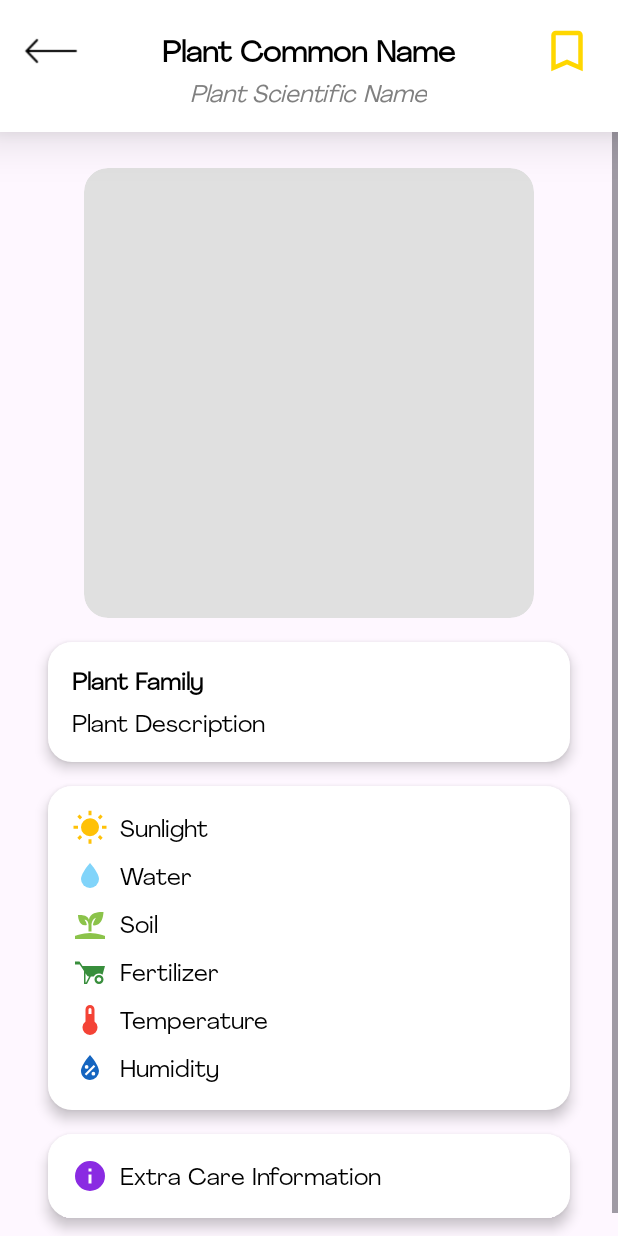
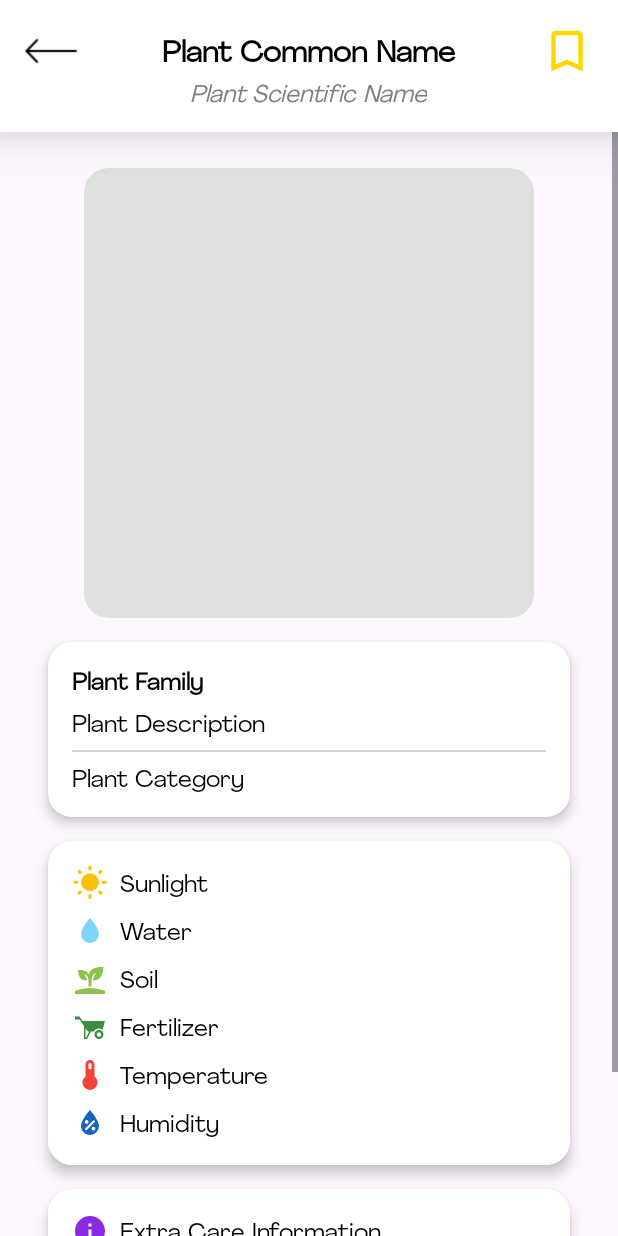
Before and after one commit to HenryTheNewbie/plantpal-application, an Android app: the layout plant_detail_page.xml on its own in the app's theme, with its tools: preview values and no code run, on a phone screen of 412 x 824 dp. Run offline under Robolectric (Android 15) with nearby library versions, the light colour scheme and no system bars.

Commit message:
Commit #18 - Added plant category and herbal properties to the plant detail page. - Modified the sunlight information to provide a more detailed description of the plant's ideal placement.

```diff
--- a/app/src/main/java/com/example/plantpal/Plant.java
+++ b/app/src/main/java/com/example/plantpal/Plant.java
@@ -13,13 +13,15 @@ public class Plant {
     private String temperature;
     private String humidity;
     private String extraCareInfo;
+    private String category;
+    private String herbalProperties;
 
     public Plant() {
     }
 
     public Plant(String commonName, String scientificName, String family, String description, String imageURL,
                  String sunlight, String water, String soil, String fertilizer, String temperature, String humidity,
-                 String extraCareInfo) {
+                 String extraCareInfo, String category, String herbalProperties) {
         this.commonName = commonName;
         this.scientificName = scientificName;
         this.family = family;
@@ -32,6 +34,8 @@ public class Plant {
         this.temperature = temperature;
         this.humidity = humidity;
         this.extraCareInfo = extraCareInfo;
+        this.category = category;
+        this.herbalProperties = herbalProperties;
     }
 
     public String getCommonName() {
@@ -129,4 +133,20 @@ public class Plant {
     public void setExtraCareInfo(String extraCareInfo) {
         this.extraCareInfo = extraCareInfo;
     }
+
+    public String getCategory() {
+        return category;
+    }
+
+    public void setCategory(String category) {
+        this.category = category;
+    }
+
+    public String getHerbalProperties() {
+        return herbalProperties;
+    }
+
+    public void setHerbalProperties(String herbalProperties) {
+        this.herbalProperties = herbalProperties;
+    }
 }
--- a/app/src/main/java/com/example/plantpal/PlantAdapter.java
+++ b/app/src/main/java/com/example/plantpal/PlantAdapter.java
@@ -54,6 +54,8 @@ public class PlantAdapter extends RecyclerView.Adapter<PlantAdapter.PlantViewHol
             intent.putExtra("temperature", plant.getTemperature());
             intent.putExtra("humidity", plant.getHumidity());
             intent.putExtra("extraCareInfo", plant.getExtraCareInfo());
+            intent.putExtra("category", plant.getCategory());
+            intent.putExtra("herbalProperties", plant.getHerbalProperties());
             context.startActivity(intent);
         });
     }
--- a/app/src/main/java/com/example/plantpal/PlantArchiveActivity.java
+++ b/app/src/main/java/com/example/plantpal/PlantArchiveActivity.java
@@ -165,8 +165,10 @@ public class PlantArchiveActivity extends AppCompatActivity {
                     String temperature = plantSnapshot.child("temperature").getValue().toString();
                     String humidity = plantSnapshot.child("humidity").getValue().toString();
                     String extraCareInfo = plantSnapshot.child("extraCareInfo").getValue().toString();
+                    String category = plantSnapshot.child("category").getValue().toString();
+                    String herbalProperties = plantSnapshot.child("herbalProperties").getValue().toString();
 
-                    Plant plant = new Plant(commonName, scientificName, family, description, imageURL, sunlight, water, soil, fertilizer, temperature, humidity, extraCareInfo);
+                    Plant plant = new Plant(commonName, scientificName, family, description, imageURL, sunlight, water, soil, fertilizer, temperature, humidity, extraCareInfo, category, herbalProperties);
                     plantList.add(plant);
                 }
 
--- a/app/src/main/java/com/example/plantpal/PlantDetailActivity.java
+++ b/app/src/main/java/com/example/plantpal/PlantDetailActivity.java
@@ -5,7 +5,9 @@ import android.content.Intent;
 import android.content.SharedPreferences;
 import android.os.Bundle;
 import android.util.Log;
+import android.view.View;
 import android.widget.ImageView;
+import android.widget.RelativeLayout;
 import android.widget.TextView;
 import android.widget.Toast;
 
@@ -30,9 +32,11 @@ public class PlantDetailActivity extends AppCompatActivity {
     private ImageView bookmarkButton;
 
     private ImageView plantImage;
-    private TextView plantCommonName, plantScientificName, plantFamily, plantDescription;
+    private TextView plantCommonName, plantScientificName, plantFamily, plantDescription, plantCategory;
     private TextView plantSunlight, plantWater, plantSoil, plantFertilizer, plantTemperature, plantHumidity;
     private TextView plantExtraCareInfo;
+    private RelativeLayout plantHerbalPropertiesContent;
+    private TextView plantHerbalProperties;
 
     private FirebaseDatabase database;
     private DatabaseReference myGardenRef;
@@ -61,6 +65,10 @@ public class PlantDetailActivity extends AppCompatActivity {
         plantTemperature = findViewById(R.id.plant_temperature);
         plantHumidity = findViewById(R.id.plant_humidity);
         plantExtraCareInfo = findViewById(R.id.plant_extra_information);
+        plantCategory = findViewById(R.id.plant_category_text);
+        plantHerbalProperties = findViewById(R.id.plant_herbal_properties);
+
+        plantHerbalPropertiesContent = findViewById(R.id.plant_herbal_properties_content);
 
         backButton.setOnClickListener(v -> {
             finish();
@@ -85,6 +93,8 @@ public class PlantDetailActivity extends AppCompatActivity {
         String temperature = intent.getStringExtra("temperature");
         String humidity = intent.getStringExtra("humidity");
         String extraCareInfo = intent.getStringExtra("extraCareInfo");
+        String category = intent.getStringExtra("category");
+        String herbalProperties = intent.getStringExtra("herbalProperties");
 
         plantCommonName.setText(commonName);
         plantScientificName.setText(scientificName);
@@ -97,6 +107,14 @@ public class PlantDetailActivity extends AppCompatActivity {
         plantTemperature.setText(temperature);
         plantHumidity.setText(humidity);
         plantExtraCareInfo.setText(extraCareInfo);
+        plantCategory.setText(category);
+
+        if (herbalProperties == null || herbalProperties.trim().isEmpty()) {
+            plantHerbalPropertiesContent.setVisibility(View.GONE);
+        } else {
+            plantHerbalPropertiesContent.setVisibility(View.VISIBLE);
+            plantHerbalProperties.setText(herbalProperties);
+        }
 
         loadImageFromURL(imageURL);
 
--- /dev/null
+++ b/app/src/main/res/drawable/herbal_icon.xml
@@ -0,0 +1,10 @@
+<?xml version="1.0" encoding="utf-8"?>
+<vector xmlns:android="http://schemas.android.com/apk/res/android"
+    android:width="24dp"
+    android:height="24dp"
+    android:viewportWidth="24"
+    android:viewportHeight="24">
+    <path
+        android:fillColor="#004D00"
+        android:pathData="M17,8C8,10 5.9,16.17 3.82,21.34L5.71,22L6.66,19.7C7.14,19.87 7.64,20 8,20C19,20 22,3 22,3C21,5 14,5.25 9,6.25C4,7.25 2,11.5 2,13.5C2,15.5 3.75,17.25 3.75,17.25C7,8 17,8 17,8Z"/>
+</vector>
--- a/app/src/main/res/layout/plant_detail_page.xml
+++ b/app/src/main/res/layout/plant_detail_page.xml
@@ -107,7 +107,8 @@
                     android:textStyle="bold"
                     android:textSize="16sp"
                     android:textColor="#000000"
-                    android:fontFamily="@font/agrandir_regular"/>
+                    android:fontFamily="@font/agrandir_regular"
+                    android:lineSpacingExtra="4dp"/>
 
                 <!-- Plant Description -->
                 <TextView
@@ -119,7 +120,30 @@
                     android:textColor="#000000"
                     android:fontFamily="@font/agrandir_regular"
                     android:layout_below="@id/plant_family_text"
+                    android:layout_marginTop="8dp"
+                    android:lineSpacingExtra="4dp"/>
+
+                <!-- Pale Gray Line Separator -->
+                <View
+                    android:id="@+id/separator"
+                    android:layout_width="match_parent"
+                    android:layout_height="1dp"
+                    android:background="#D3D3D3"
+                    android:layout_below="@id/plant_description_text"
                     android:layout_marginTop="8dp"/>
+
+                <!-- Plant Category -->
+                <TextView
+                    android:id="@+id/plant_category_text"
+                    android:layout_width="wrap_content"
+                    android:layout_height="wrap_content"
+                    android:text="Plant Category"
+                    android:textSize="16sp"
+                    android:textColor="#000000"
+                    android:fontFamily="@font/agrandir_regular"
+                    android:layout_below="@id/separator"
+                    android:layout_marginTop="7dp"
+                    android:lineSpacingExtra="4dp"/>
             </RelativeLayout>
 
             <!-- Card For Plant Care Information -->
@@ -161,7 +185,8 @@
                             android:textSize="16sp"
                             android:textColor="#000000"
                             android:layout_marginStart="8dp"
-                            android:fontFamily="@font/agrandir_regular"/>
+                            android:fontFamily="@font/agrandir_regular"
+                            android:lineSpacingExtra="4dp"/>
                     </LinearLayout>
 
                     <!-- Water -->
@@ -186,7 +211,8 @@
                             android:textSize="16sp"
                             android:textColor="#000000"
                             android:layout_marginStart="8dp"
-                            android:fontFamily="@font/agrandir_regular"/>
+                            android:fontFamily="@font/agrandir_regular"
+                            android:lineSpacingExtra="4dp"/>
                     </LinearLayout>
 
                     <!-- Soil -->
@@ -211,7 +237,8 @@
                             android:textSize="16sp"
                             android:textColor="#000000"
                             android:layout_marginStart="8dp"
-                            android:fontFamily="@font/agrandir_regular"/>
+                            android:fontFamily="@font/agrandir_regular"
+                            android:lineSpacingExtra="4dp"/>
                     </LinearLayout>
 
                     <!-- Fertilizer -->
@@ -236,7 +263,8 @@
                             android:textSize="16sp"
                             android:textColor="#000000"
                             android:layout_marginStart="8dp"
-                            android:fontFamily="@font/agrandir_regular"/>
+                            android:fontFamily="@font/agrandir_regular"
+                            android:lineSpacingExtra="4dp"/>
                     </LinearLayout>
 
                     <!-- Temperature -->
@@ -261,7 +289,8 @@
                             android:textSize="16sp"
                             android:textColor="#000000"
                             android:layout_marginStart="8dp"
-                            android:fontFamily="@font/agrandir_regular"/>
+                            android:fontFamily="@font/agrandir_regular"
+                            android:lineSpacingExtra="4dp"/>
                     </LinearLayout>
 
                     <!-- Humidity -->
@@ -285,7 +314,8 @@
                             android:textSize="16sp"
                             android:textColor="#000000"
                             android:layout_marginStart="8dp"
-                            android:fontFamily="@font/agrandir_regular"/>
+                            android:fontFamily="@font/agrandir_regular"
+                            android:lineSpacingExtra="4dp"/>
                     </LinearLayout>
                 </LinearLayout>
             </RelativeLayout>
@@ -301,7 +331,7 @@
                 android:layout_marginTop="16dp"
                 android:layout_marginStart="16dp"
                 android:layout_marginEnd="16dp"
-                android:layout_marginBottom="12dp">
+                android:layout_marginBottom="16dp">
 
                 <!-- Extra Care Information -->
                 <LinearLayout
@@ -324,9 +354,53 @@
                         android:textSize="16sp"
                         android:textColor="#000000"
                         android:layout_marginStart="8dp"
-                        android:fontFamily="@font/agrandir_regular"/>
+                        android:fontFamily="@font/agrandir_regular"
+                        android:lineSpacingExtra="4dp"/>
                 </LinearLayout>
             </RelativeLayout>
+
+            <!-- Card for Herbal Properties -->
+            <RelativeLayout
+                android:id="@+id/plant_herbal_properties_content"
+                android:layout_width="match_parent"
+                android:layout_height="wrap_content"
+                android:background="@drawable/custom_card_background"
+                android:elevation="5dp"
+                android:padding="16dp"
+                android:layout_marginStart="16dp"
+                android:layout_marginEnd="16dp"
+                android:layout_marginBottom="16dp">
+
+                <!-- Extra Care Information -->
+                <LinearLayout
+                    android:layout_width="match_parent"
+                    android:layout_height="wrap_content"
+                    android:orientation="horizontal">
+
+                    <ImageView
+                        android:id="@+id/plant_herbal_properties_icon"
+                        android:layout_width="24dp"
+                        android:layout_height="24dp"
+                        android:src="@drawable/herbal_icon"/>
+
+                    <TextView
+                        android:id="@+id/plant_herbal_properties"
+                        android:layout_width="wrap_content"
+                        android:layout_height="wrap_content"
+                        android:layout_gravity="center_vertical"
+                        android:text="Herbal Properties"
+                        android:textSize="16sp"
+                        android:textColor="#000000"
+                        android:layout_marginStart="8dp"
+                        android:fontFamily="@font/agrandir_regular"
+                        android:lineSpacingExtra="4dp"/>
+                </LinearLayout>
+            </RelativeLayout>
+
+            <!-- View for Extra Spacing -->
+            <View
+                android:layout_width="match_parent"
+                android:layout_height="0dp"/>
         </LinearLayout>
     </ScrollView>
 </RelativeLayout>
```
